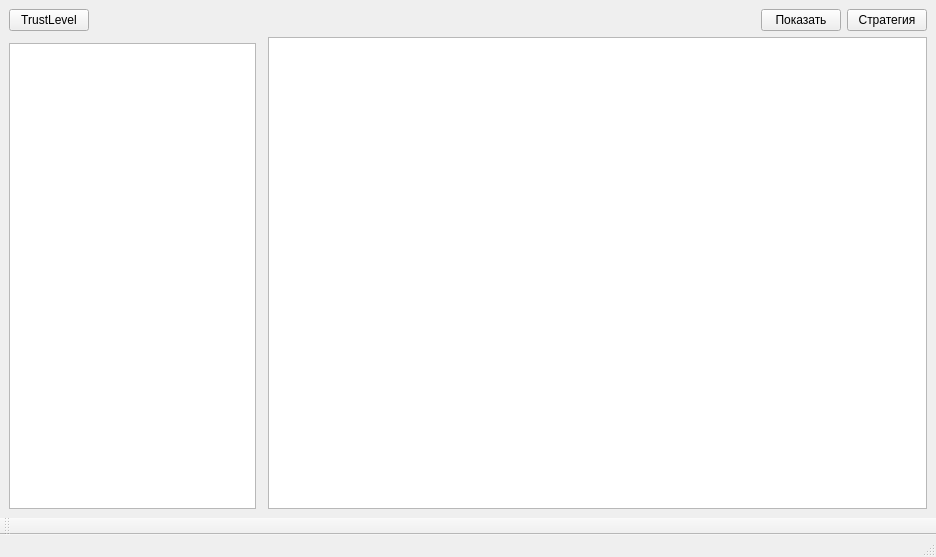
Above: researchremed.ui from iliner23/openRadar before the change. Below: the same form after it.
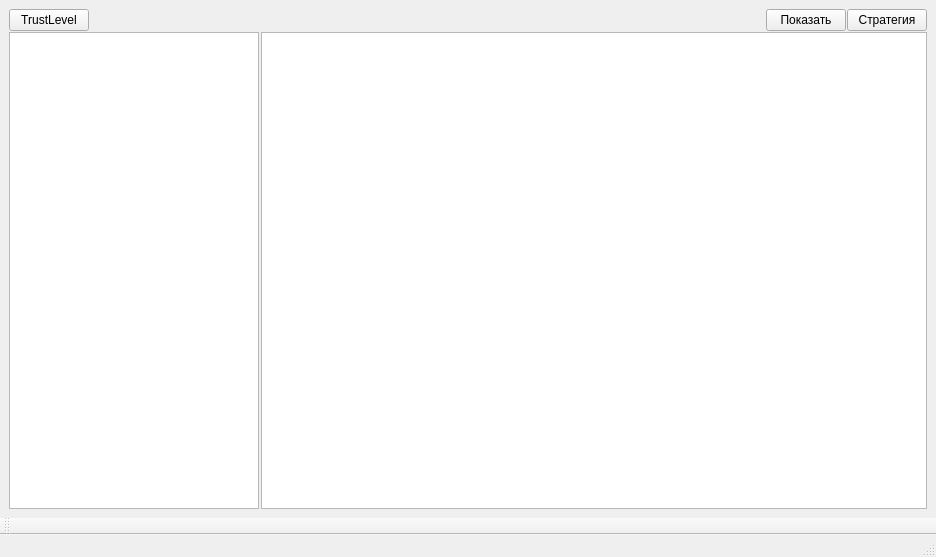
That is the form after the change.

Diff of the .ui file:
```diff
--- a/researchremed.ui
+++ b/researchremed.ui
@@ -15,6 +15,9 @@
   </property>
   <widget class="QWidget" name="horizontalLayoutWidget">
    <layout class="QGridLayout" name="gridLayout" rowstretch="0,0" columnstretch="3,0,8">
+    <property name="spacing">
+     <number>1</number>
+    </property>
     <item row="0" column="0" colspan="3">
      <layout class="QHBoxLayout" name="horizontalLayout">
       <item>
@@ -68,6 +71,9 @@
     </item>
     <item row="1" column="0">
      <layout class="QVBoxLayout" name="verticalLayout_4">
+      <property name="spacing">
+       <number>0</number>
+      </property>
       <property name="topMargin">
        <number>0</number>
       </property>
```
